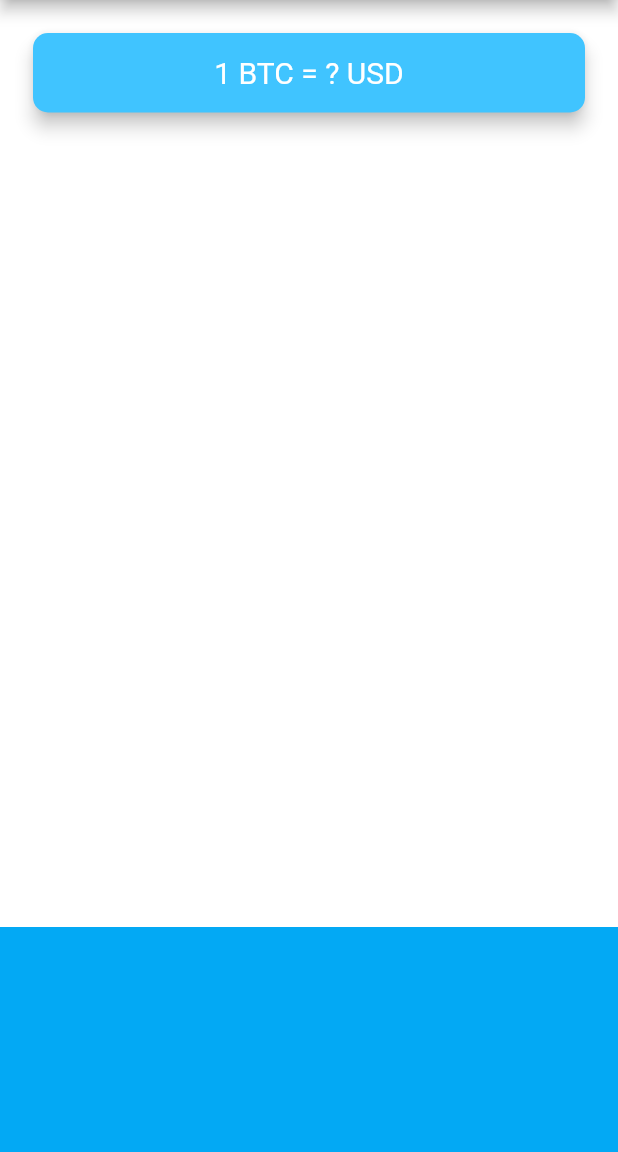
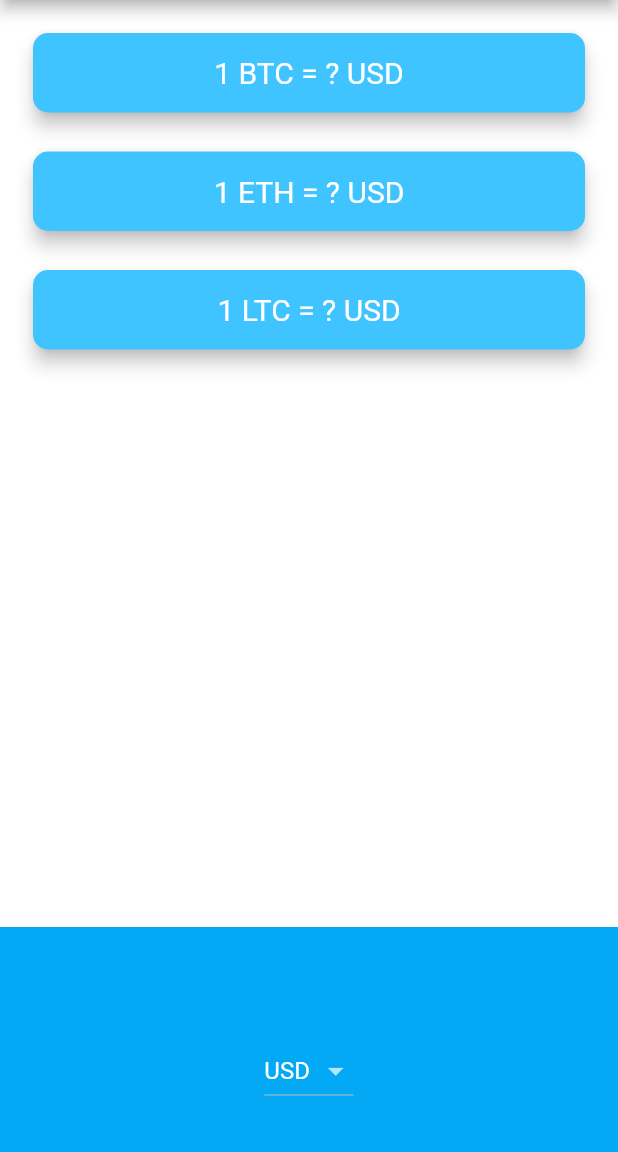
Before and after one commit to VivianObiako/bitcoin-ticker-flutter, a Flutter app: the screen it shows after launch, on a phone screen of 412 x 824 dp, the part 84-1236 px from its top. Run offline on Flutter 3.47's test engine with Material 2 defaults, Android fonts, the phone set to English and light mode, and no system bars; network calls fail.

Commit message:
completed app

```diff
--- a/lib/main.dart
+++ b/lib/main.dart
@@ -1,5 +1,5 @@
 import 'package:flutter/material.dart';
-import 'price_screen.dart';
+import 'screens/price_screen.dart';
 
 void main() => runApp(MyApp());
 
@@ -7,6 +7,7 @@ class MyApp extends StatelessWidget {
   @override
   Widget build(BuildContext context) {
     return MaterialApp(
+      debugShowCheckedModeBanner: false,
       theme: ThemeData.dark().copyWith(
           primaryColor: Colors.lightBlue,
           scaffoldBackgroundColor: Colors.white),
--- a/lib/price_screen.dart
+++ /dev/null
@@ -1,51 +0,0 @@
-import 'package:flutter/material.dart';
-
-class PriceScreen extends StatefulWidget {
-  @override
-  _PriceScreenState createState() => _PriceScreenState();
-}
-
-class _PriceScreenState extends State<PriceScreen> {
-  @override
-  Widget build(BuildContext context) {
-    return Scaffold(
-      appBar: AppBar(
-        title: Text('🤑 Coin Ticker'),
-      ),
-      body: Column(
-        mainAxisAlignment: MainAxisAlignment.spaceBetween,
-        crossAxisAlignment: CrossAxisAlignment.stretch,
-        children: <Widget>[
-          Padding(
-            padding: EdgeInsets.fromLTRB(18.0, 18.0, 18.0, 0),
-            child: Card(
-              color: Colors.lightBlueAccent,
-              elevation: 5.0,
-              shape: RoundedRectangleBorder(
-                borderRadius: BorderRadius.circular(10.0),
-              ),
-              child: Padding(
-                padding: EdgeInsets.symmetric(vertical: 15.0, horizontal: 28.0),
-                child: Text(
-                  '1 BTC = ? USD',
-                  textAlign: TextAlign.center,
-                  style: TextStyle(
-                    fontSize: 20.0,
-                    color: Colors.white,
-                  ),
-                ),
-              ),
-            ),
-          ),
-          Container(
-            height: 150.0,
-            alignment: Alignment.center,
-            padding: EdgeInsets.only(bottom: 30.0),
-            color: Colors.lightBlue,
-            child: null,
-          ),
-        ],
-      ),
-    );
-  }
-}
--- /dev/null
+++ b/lib/screens/price_screen.dart
@@ -0,0 +1,172 @@
+import 'package:flutter/material.dart';
+import '../services/coin_data.dart';
+import 'package:flutter/cupertino.dart';
+import 'dart:io' show Platform;
+
+class PriceScreen extends StatefulWidget {
+  @override
+  _PriceScreenState createState() => _PriceScreenState();
+}
+
+class _PriceScreenState extends State<PriceScreen> {
+  CoinData coinData = CoinData();
+  String selectedCurrency = 'USD';
+  var btcRate;
+  var ethRate;
+  var ltcRate;
+
+  DropdownButton<String> androidDropDown() {
+    List<DropdownMenuItem<String>> dropDownItems = [];
+    for (String currency in currenciesList) {
+      dropDownItems.add(DropdownMenuItem(
+        child: Text(currency),
+        value: currency,
+      ));
+    }
+
+    return DropdownButton(
+      value: selectedCurrency,
+      items: dropDownItems,
+      onChanged: (value) {
+        // print(value);
+        setState(() {
+          selectedCurrency = value;
+          getData(selectedCurrency);
+        });
+      },
+    );
+  }
+
+  CupertinoPicker iosPicker() {
+    List<Widget> pickerItems = [];
+    for (String currency in currenciesList) {
+      pickerItems.add(
+        Text(
+          currency,
+          style: TextStyle(color: Colors.white),
+        ),
+      );
+    }
+
+    return CupertinoPicker(
+      backgroundColor: Colors.lightBlue,
+      itemExtent: 32.0,
+      onSelectedItemChanged: (selectedIndex) {
+        setState(() {
+          selectedCurrency = currenciesList[selectedIndex];
+          getData(selectedCurrency);
+        });
+      },
+      children: pickerItems,
+    );
+  }
+
+  //TODO: Create a method here called getData() to get the coin data from coin_data.dart
+
+  bool isWaiting = false;
+
+  void getData(currency) async {
+    isWaiting = true;
+    var coinMapValues = await coinData.getCoinData(currency);
+    isWaiting = false;
+    setState(() {
+      if (coinMapValues['BTC'] == null) {
+        btcRate = '?';
+        ethRate = '?';
+        ltcRate = '?';
+        return;
+      }
+      btcRate = coinMapValues['BTC']['rate'].toInt();
+      ethRate = coinMapValues['ETH']['rate'].toInt();
+      ltcRate = coinMapValues['LTC']['rate'].toInt();
+    });
+  }
+
+  @override
+  void initState() {
+    super.initState();
+    //TODO: Call getData() when the screen loads up.
+    getData(selectedCurrency);
+  }
+
+  @override
+  Widget build(BuildContext context) {
+    return Scaffold(
+      appBar: AppBar(
+        title: Text('🤑 Coin Ticker'),
+      ),
+      body: Column(
+        mainAxisAlignment: MainAxisAlignment.spaceBetween,
+        crossAxisAlignment: CrossAxisAlignment.stretch,
+        children: <Widget>[
+          Column(
+            mainAxisAlignment: MainAxisAlignment.spaceBetween,
+            crossAxisAlignment: CrossAxisAlignment.stretch,
+            children: [
+              CryptoCard(
+                coinType: 'BTC',
+                coinRate: isWaiting ? '?' : btcRate,
+                selectedCurrency: selectedCurrency,
+              ),
+              CryptoCard(
+                coinType: 'ETH',
+                coinRate: isWaiting ? '?' : ethRate,
+                selectedCurrency: selectedCurrency,
+              ),
+              CryptoCard(
+                coinType: 'LTC',
+                coinRate: isWaiting ? '?' : ltcRate,
+                selectedCurrency: selectedCurrency,
+              ),
+            ],
+          ),
+          Container(
+            height: 150.0,
+            alignment: Alignment.bottomCenter,
+            padding: EdgeInsets.only(bottom: 30.0),
+            color: Colors.lightBlue,
+            child: Platform.isIOS ? iosPicker() : androidDropDown(),
+          ),
+        ],
+      ),
+    );
+  }
+}
+
+class CryptoCard extends StatelessWidget {
+  const CryptoCard({
+    @required this.coinType,
+    @required this.coinRate,
+    @required this.selectedCurrency,
+  });
+
+  final String coinType;
+  final coinRate;
+  final String selectedCurrency;
+
+  @override
+  Widget build(BuildContext context) {
+    return Padding(
+      padding: EdgeInsets.fromLTRB(18.0, 18.0, 18.0, 0),
+      child: Card(
+        color: Colors.lightBlueAccent,
+        elevation: 5.0,
+        shape: RoundedRectangleBorder(
+          borderRadius: BorderRadius.circular(10.0),
+        ),
+        child: Padding(
+          padding: EdgeInsets.symmetric(vertical: 15.0, horizontal: 28.0),
+          child: Text(
+            //TODO: Update the Text Widget with the live bitcoin data here.
+            '1 $coinType = $coinRate $selectedCurrency',
+            textAlign: TextAlign.center,
+            style: TextStyle(
+              fontSize: 20.0,
+              color: Colors.white,
+            ),
+          ),
+        ),
+      ),
+    );
+  }
+}
--- /dev/null
+++ b/lib/services/coin_data.dart
@@ -0,0 +1,50 @@
+import 'package:bitcoin_ticker/services/networking.dart';
+
+const List<String> currenciesList = [
+  'USD',
+  'NGN',
+  'AUD',
+  'BRL',
+  'CAD',
+  'CNY',
+  'EUR',
+  'GBP',
+  'HKD',
+  'IDR',
+  'ILS',
+  'INR',
+  'JPY',
+  'MXN',
+  'NOK',
+  'NZD',
+  'PLN',
+  'RON',
+  'RUB',
+  'SEK',
+  'SGD',
+  'ZAR'
+];
+
+const List<String> cryptoList = [
+  'BTC',
+  'ETH',
+  'LTC',
+];
+
+const coinAPIURL = 'https://rest.coinapi.io/v1/exchangerate';
+const apiKey = '582B8017-81BC-45BC-9B5E-8C8B7F4CE483';
+
+class CoinData {
+  //TODO: Create your getCoinData() method here.
+  Future<dynamic> getCoinData(currency) async {
+    Map cryptoMap = {};
+    for (String coin in cryptoList) {
+      var url = '$coinAPIURL/$coin/$currency?apikey=$apiKey';
+      NetworkHelper networkHelper = NetworkHelper(url);
+      var coinData = await networkHelper.getData();
+      cryptoMap[coin] = coinData;
+    }
+
+    return cryptoMap;
+  }
+}
--- /dev/null
+++ b/lib/services/networking.dart
@@ -0,0 +1,20 @@
+import 'package:http/http.dart' as http;
+import 'dart:convert';
+
+class NetworkHelper {
+  NetworkHelper(this.url);
+
+  final String url;
+
+  Future getData() async {
+    http.Response response = await http.get(url);
+
+    if (response.statusCode == 200) {
+      String data = response.body;
+      return jsonDecode(data);
+    } else {
+      print(response.statusCode);
+      throw 'Problem with the get request';
+    }
+  }
+}
--- a/pubspec.yaml
+++ b/pubspec.yaml
@@ -10,6 +10,7 @@ dependencies:
     sdk: flutter
 
   cupertino_icons: ^0.1.2
+  http: ^0.12.2
 
 dev_dependencies:
   flutter_test:
```
Also changed, not shown: lib/coin_data.dart (deleted, +0 -31 lines), pubspec.lock, 5 other files.
